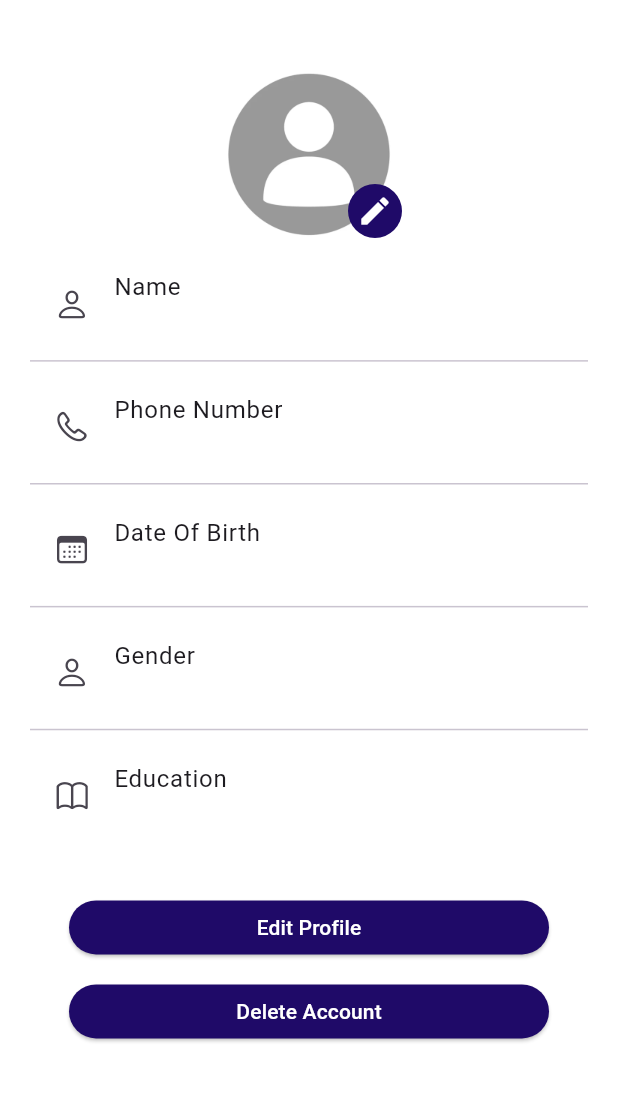
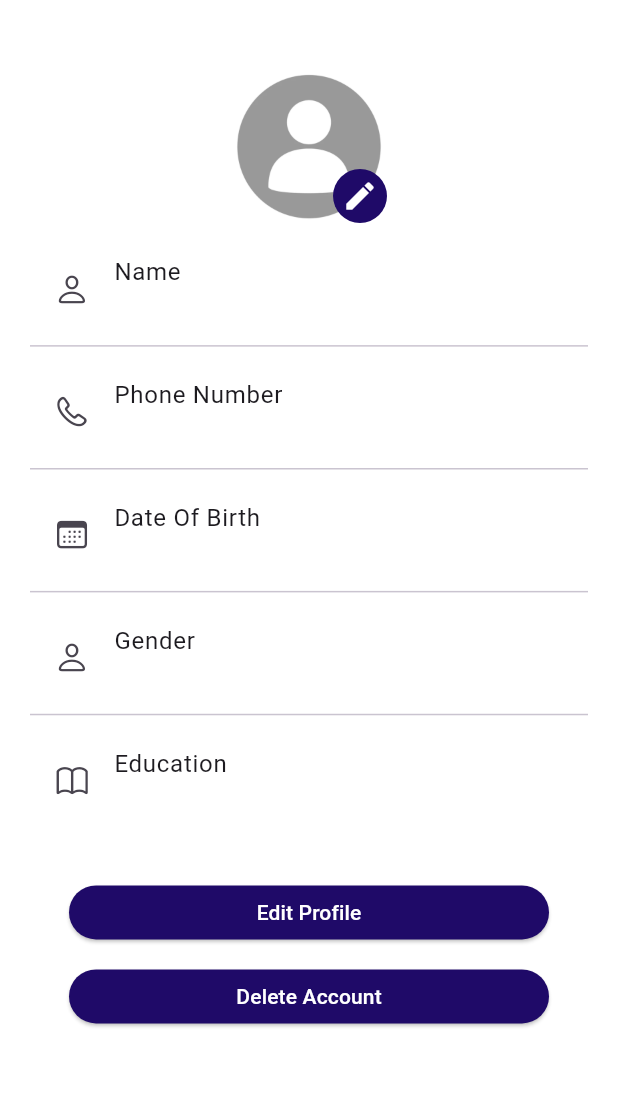
Before and after one commit to wepitch-dev-gunjan/sort-my-college-user-app, a Flutter app: the ProfilePage screen opened directly, on a phone screen of 412 x 824 dp, the part 59-1161 px from its top. Run offline on Flutter 3.47's test engine with Material 3 defaults, Android fonts, the phone set to English and light mode, and no system bars; drawn by our look-alikes of modal_progress_hud_nsn; our stand-ins replace carousel_slider, circular_countdown_timer, dio, flutter_easyloading, flutter_image_slideshow, flutter_rating_bar and 11 more; missing offline and left inert: flutter_email_sender, razorpay_flutter; accounts and stored records are empty; network calls fail; key blocks and very long unbroken strings in the code were emptied for the run.

Commit message:
profile update

```diff
--- a/lib/profile_page/profile_page.dart
+++ b/lib/profile_page/profile_page.dart
@@ -182,8 +182,8 @@ class _ProfilePageState extends State<ProfilePage> {
                       alignment: Alignment.bottomRight,
                       children: [
                         Container(
-                          height: 130,
-                          width: 140,
+                          height: 120,
+                          width: 120,
                           decoration: const BoxDecoration(
                             shape: BoxShape.circle,
                           ),
```
